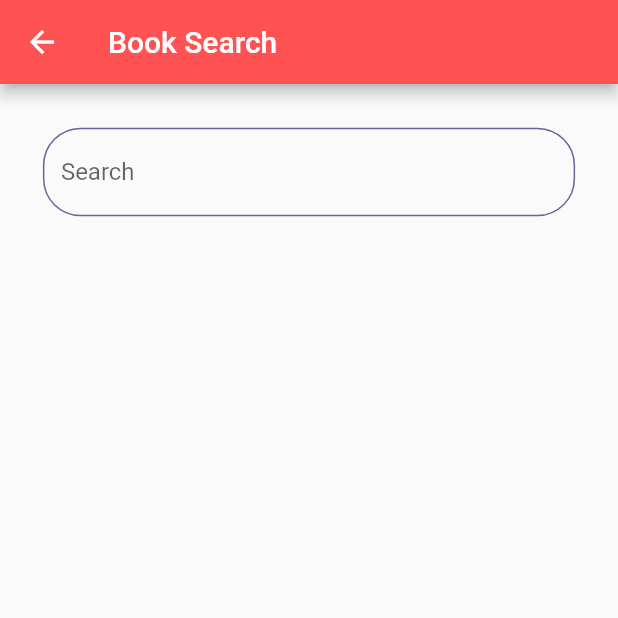
After one commit to chayan-1906/book_tracker, a Flutter app: the BookSearchPage screen opened directly, on a phone screen of 412 x 824 dp, the top half of it. The commit adds this screen. Run offline on Flutter 3.47's test engine with Material 2 defaults, Android fonts, the phone set to English and light mode, and no system bars; our stand-ins replace cloud_firestore, firebase_auth, firebase_core, hexcolor; accounts and stored records are empty.

Commit message:
Section 9 Video 59 completed

```diff
--- /dev/null
+++ b/lib/screens/book_search_page.dart
@@ -0,0 +1,74 @@
+import 'dart:convert';
+
+import 'package:book_tracker/widgets/input_decoration.dart';
+import 'package:flutter/material.dart';
+import 'package:http/http.dart' as http;
+
+class BookSearchPage extends StatefulWidget {
+  const BookSearchPage({Key key}) : super(key: key);
+
+  @override
+  State<BookSearchPage> createState() => _BookSearchPageState();
+}
+
+class _BookSearchPageState extends State<BookSearchPage> {
+  final TextEditingController _searchTextController = TextEditingController();
+
+  Future<void> _search() async {
+    await fetchBooks(searchText: _searchTextController.text);
+  }
+
+  Future<void> fetchBooks({@required String searchText}) async {
+    //  https://www.googleapis.com/books/v1/volumes?q=flutter%20development
+    http.Response response = await http.get(Uri.parse(
+        'https://www.googleapis.com/books/v1/volumes?q=javascript'));
+    if (response.statusCode == 200) {
+      var body = jsonDecode(response.body);
+      final Iterable list = body['items'];
+      for (var item in list) {
+        print(item['volumeInfo']['title']);
+      }
+    }
+  }
+
+  @override
+  Widget build(BuildContext context) {
+    return Scaffold(
+      appBar: AppBar(
+        title: const Text('Book Search'),
+        backgroundColor: Colors.redAccent,
+      ),
+      body: Material(
+        elevation: 0.0,
+        child: Center(
+          child: SizedBox(
+            width: MediaQuery.of(context).size.width * 0.90,
+            height: MediaQuery.of(context).size.height * 0.90,
+            child: Column(
+              children: [
+                Container(
+                  padding: const EdgeInsets.symmetric(
+                    vertical: 16.0,
+                    horizontal: 8.0,
+                  ),
+                  child: Form(
+                    child: TextField(
+                      controller: _searchTextController,
+                      decoration: buildInputDecoration(
+                        labelText: 'Search',
+                        hintText: 'Flutter Development',
+                      ),
+                      onSubmitted: (String value) {
+                        _search();
+                      },
+                    ),
+                  ),
+                ),
+              ],
+            ),
+          ),
+        ),
+      ),
+    );
+  }
+}
--- a/pubspec.yaml
+++ b/pubspec.yaml
@@ -40,6 +40,7 @@ dependencies:
   firebase_core: ^1.24.0
   firebase_auth: ^3.11.0
   cloud_firestore: ^3.5.0
+  http: ^0.13.5
 
 dev_dependencies:
   flutter_test:
```
Also changed, not shown: lib/screens/main_screen.dart (+14 -1 lines), pubspec.lock.
